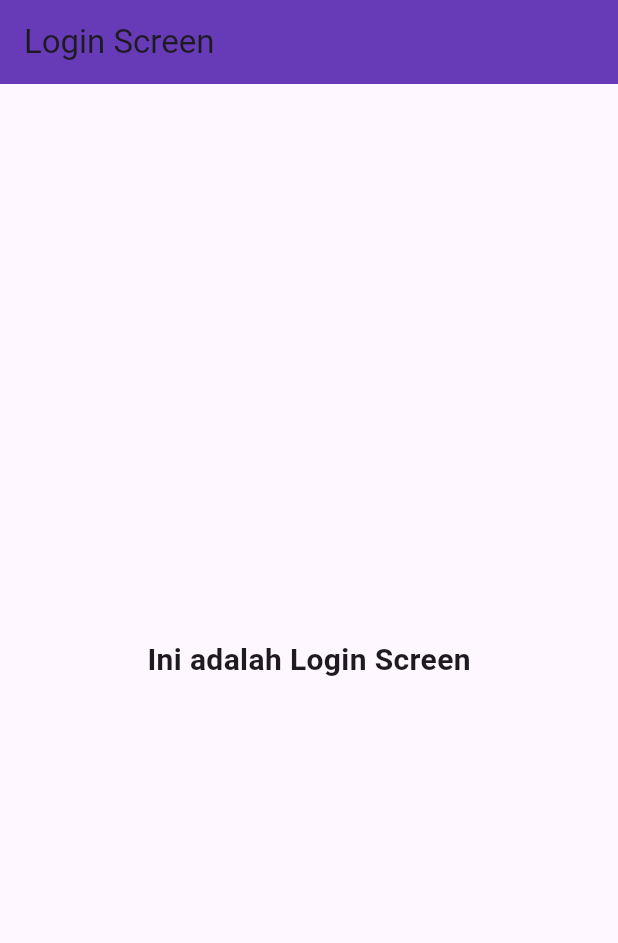
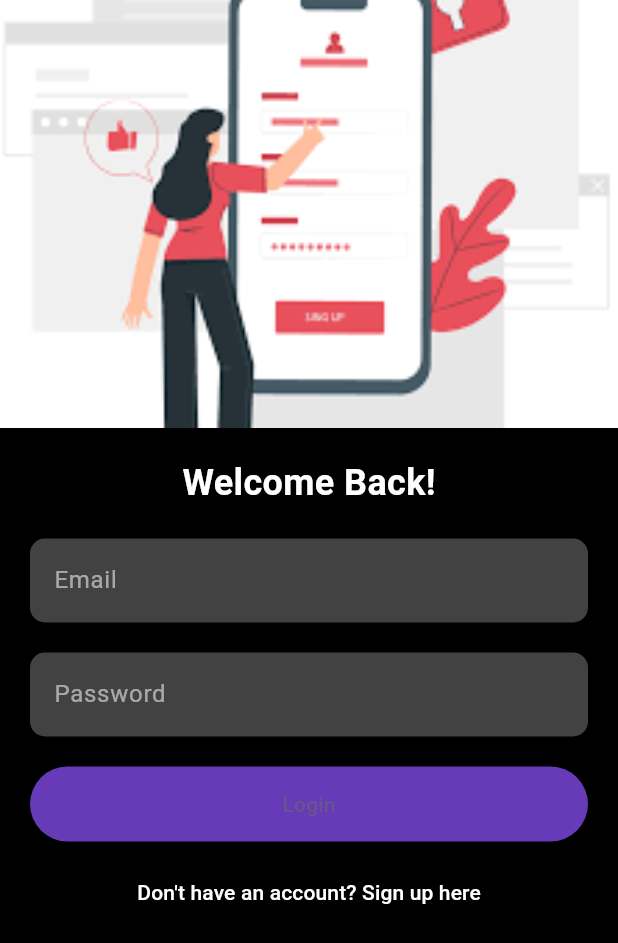
Before and after one commit to alvinsidiq/clothes_app-flutter, a Flutter app: the screen it shows after launch, on a phone screen of 412 x 824 dp. Shown: the top 943 px of the screen. Run offline on Flutter 3.47's test engine with Material 3 defaults, Android fonts, the phone set to English and light mode, and no system bars; our stand-ins replace get.

Commit message:
fitur login desain selesai

```diff
--- a/lib/main.dart
+++ b/lib/main.dart
@@ -1,10 +1,10 @@
 import 'package:flutter/material.dart';
-import 'users/authentication/login_screen.dart';
+import 'users/authentication/login_screen.dart'; // Pastikan path sudah benar
+import 'package:get/get.dart';
+
 void main() {
-  runApp(const MaterialApp(
-    home: LoginScreen(),
-    debugShowCheckedModeBanner: false,
-  ));
+  WidgetsFlutterBinding.ensureInitialized(); // Inisialisasi widget binding
+  runApp(const MyApp());
 }
 
 class MyApp extends StatelessWidget {
@@ -12,33 +12,15 @@ class MyApp extends StatelessWidget {
 
   @override
   Widget build(BuildContext context) {
-    return MaterialApp(
-      title: 'Clothes Store App',
+    return GetMaterialApp( // Menggunakan GetMaterialApp untuk GetX
       theme: ThemeData(
+        primaryColor: Colors.deepPurple,
+        visualDensity: VisualDensity.adaptivePlatformDensity,
         colorScheme: ColorScheme.fromSeed(seedColor: Colors.deepPurple),
         useMaterial3: true,
       ),
-      home: const HomeScreen(),
+      home: const LoginScreen(), // Halaman utama adalah LoginScreen
+      debugShowCheckedModeBanner: false, // Menghapus debug banner
     );
   }
 }
-
-class HomeScreen extends StatelessWidget {
-  const HomeScreen({super.key});
-
-  @override
-  Widget build(BuildContext context) {
-    return Scaffold(
-      appBar: AppBar(
-        title: const Text('Clothes Store App'),
-        backgroundColor: Theme.of(context).colorScheme.inversePrimary,
-      ),
-      body: const Center(
-        child: Text(
-          'Selamat Datang di Clothes Store App',
-          style: TextStyle(fontSize: 20),
-        ),
-      ),
-    );
-  }
-}
--- a/lib/users/authentication/login_screen.dart
+++ b/lib/users/authentication/login_screen.dart
@@ -1,23 +1,107 @@
 import 'package:flutter/material.dart';
 
 class LoginScreen extends StatelessWidget {
-  const LoginScreen();
+  const LoginScreen({super.key});
 
   @override
   Widget build(BuildContext context) {
     return Scaffold(
-      appBar: AppBar(
-        title: const Text("Login Screen"),
-        backgroundColor: Colors.deepPurple,
-      ),
-      body: const Center(
-        child: Text(
-          "Ini adalah Login Screen",
-          style: TextStyle(
-            fontSize: 20,
-            fontWeight: FontWeight.bold,
-          ),
-        ),
+      backgroundColor: Colors.black, // Warna latar belakang hitam
+      body: LayoutBuilder(
+        builder: (BuildContext context, BoxConstraints constraints) {
+          return ConstrainedBox(
+            constraints: BoxConstraints(
+              minHeight: constraints.maxHeight, // Tinggi minimum sama dengan tinggi maksimum layar
+            ),
+            child: SingleChildScrollView(
+              child: Column(
+                crossAxisAlignment: CrossAxisAlignment.center,
+                children: [
+                  // Header dengan gambar
+                  SizedBox(
+                    width: MediaQuery.of(context).size.width, // Lebar sesuai layar
+                    height: 285, // Tinggi tetap
+                    child: Image.asset(
+                      'images/login.png', // Gambar header (Pastikan gambar sudah ada di folder images)
+                      fit: BoxFit.cover,
+                    ),
+                  ),
+                  const SizedBox(height: 20),
+                  // Teks "Welcome Back!"
+                  const Text(
+                    'Welcome Back!',
+                    style: TextStyle(
+                      color: Colors.white,
+                      fontSize: 24,
+                      fontWeight: FontWeight.bold,
+                    ),
+                  ),
+                  const SizedBox(height: 20),
+                  Padding(
+                    padding: const EdgeInsets.symmetric(horizontal: 20),
+                    child: Column(
+                      children: [
+                        // Input email
+                        TextField(
+                          style: const TextStyle(color: Colors.white),
+                          decoration: InputDecoration(
+                            filled: true,
+                            fillColor: Colors.grey[800],
+                            hintText: 'Email',
+                            hintStyle: const TextStyle(color: Colors.white54),
+                            border: OutlineInputBorder(
+                              borderRadius: BorderRadius.circular(10),
+                              borderSide: BorderSide.none,
+                            ),
+                          ),
+                        ),
+                        const SizedBox(height: 20),
+                        // Input password
+                        TextField(
+                          obscureText: true,
+                          style: const TextStyle(color: Colors.white),
+                          decoration: InputDecoration(
+                            filled: true,
+                            fillColor: Colors.grey[800],
+                            hintText: 'Password',
+                            hintStyle: const TextStyle(color: Colors.white54),
+                            border: OutlineInputBorder(
+                              borderRadius: BorderRadius.circular(10),
+                              borderSide: BorderSide.none,
+                            ),
+                          ),
+                        ),
+                        const SizedBox(height: 20),
+                        // Tombol login
+                        ElevatedButton(
+                          onPressed: () {
+                            // Aksi login
+                          },
+                          style: ElevatedButton.styleFrom(
+                            backgroundColor: Colors.deepPurple,
+                            minimumSize: const Size(double.infinity, 50),
+                          ),
+                          child: const Text('Login'),
+                        ),
+                        const SizedBox(height: 10),
+                        // Tombol untuk sign up
+                        TextButton(
+                          onPressed: () {
+                            // Navigasi ke halaman pendaftaran
+                          },
+                          child: const Text(
+                            "Don't have an account? Sign up here",
+                            style: TextStyle(color: Colors.white),
+                          ),
+                        ),
+                      ],
+                    ),
+                  ),
+                ],
+              ),
+            ),
+          );
+        },
       ),
     );
   }
```
Also changed, not shown: pubspec.yaml (+5 -69 lines), images/login.png (added), pubspec.lock.
